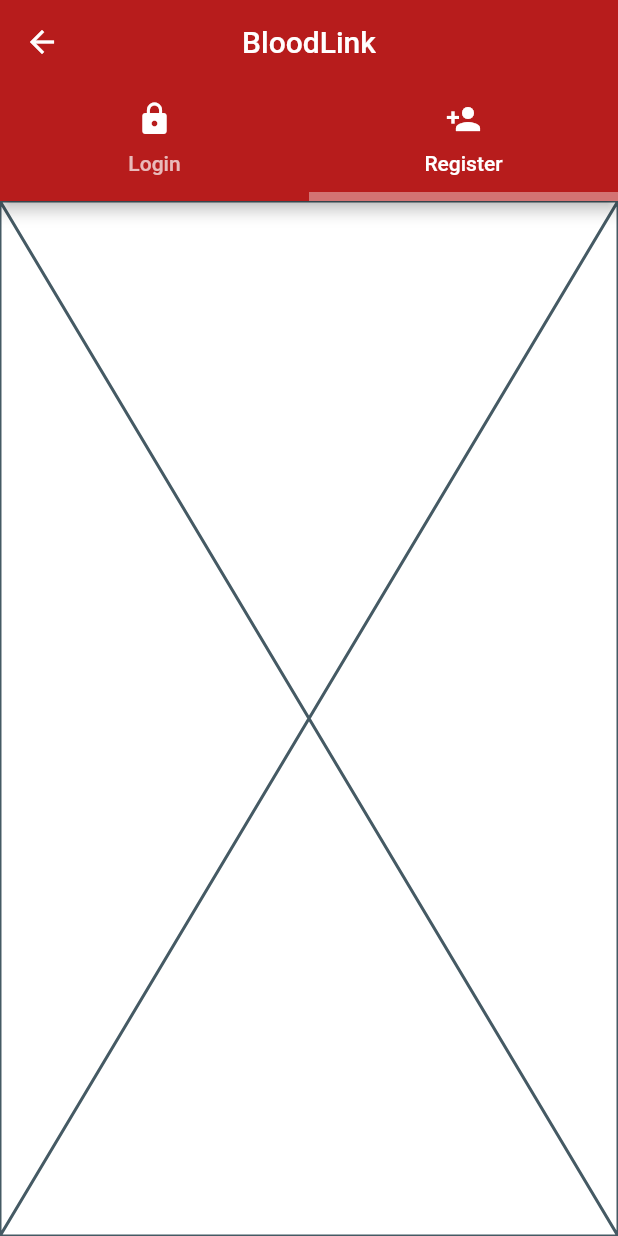
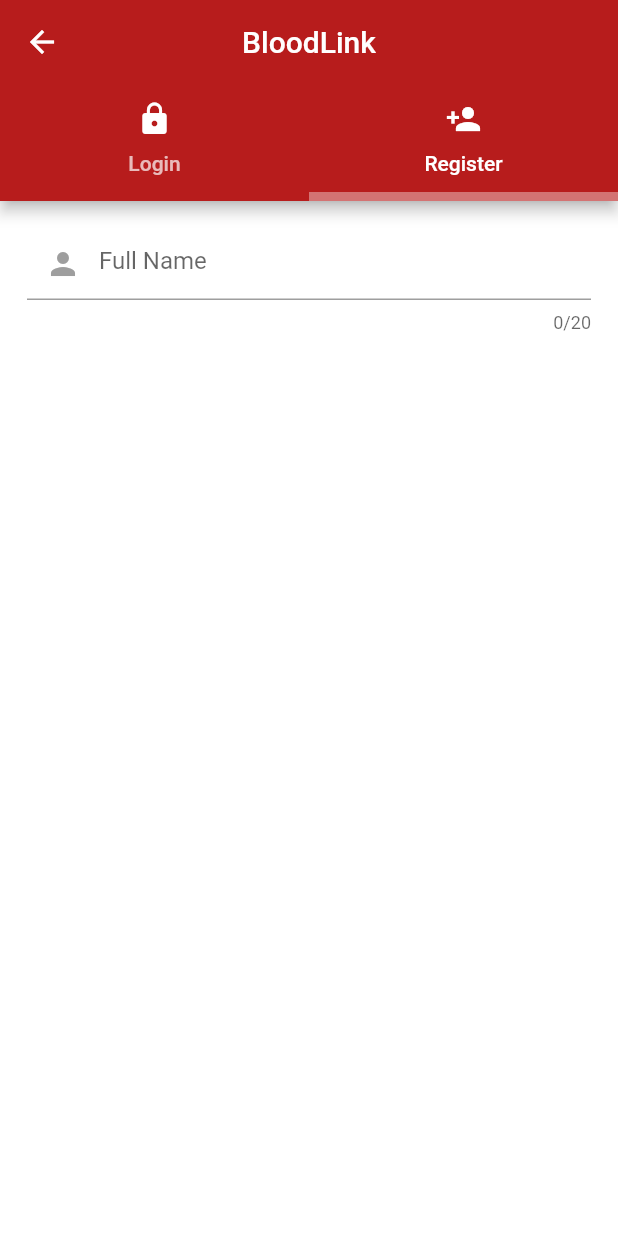
Before and after one commit to TinuBose/blood_link, a Flutter app: the screen it shows after launch, tab 2 chosen, on a phone screen of 412 x 824 dp. Run offline on Flutter 3.47's test engine with Material 2 defaults, Android fonts, the phone set to English and light mode, and no system bars.

Commit message:
crated a reusable textfield

```diff
--- a/lib/authentication/register.dart
+++ b/lib/authentication/register.dart
@@ -1,3 +1,4 @@
+import 'package:blood_link/widgets/custom_text_field.dart';
 import 'package:flutter/material.dart';
 
 class RegisterScreen extends StatefulWidget {
@@ -8,8 +9,38 @@ class RegisterScreen extends StatefulWidget {
 }
 
 class _RegisterScreenState extends State<RegisterScreen> {
+  final GlobalKey<FormState> _formkey = GlobalKey<FormState>();
+  TextEditingController nameController = TextEditingController();
+  TextEditingController emailController = TextEditingController();
+  TextEditingController passwordController = TextEditingController();
+  TextEditingController confirmPasswordController = TextEditingController();
+  TextEditingController bloodGroupController = TextEditingController();
+  TextEditingController phoneController = TextEditingController();
+  TextEditingController addressController = TextEditingController();
+  TextEditingController locationController = TextEditingController();
+
   @override
   Widget build(BuildContext context) {
-    return const Placeholder();
+    return SingleChildScrollView(
+      child: Column(
+        mainAxisSize: MainAxisSize.max,
+        children: [
+          Form(
+            key: _formkey,
+            child: Column(
+              children: [
+                CustomTextField(
+                  data: Icons.person,
+                  controller: nameController,
+                  hintText: "Full Name",
+                  isObscre: true,
+                  maxlength: 20,
+                )
+              ],
+            ),
+          )
+        ],
+      ),
+    );
   }
 }
--- /dev/null
+++ b/lib/widgets/custom_text_field.dart
@@ -0,0 +1,45 @@
+import 'package:flutter/material.dart';
+
+class CustomTextField extends StatelessWidget {
+  final TextEditingController? controller;
+  final IconData? data;
+  final String? hintText;
+  final int? maxlength;
+  bool? isObscre = true;
+  bool? enabled = true;
+
+  CustomTextField(
+      {this.controller,
+      this.data,
+      this.hintText,
+      this.isObscre,
+      this.enabled,
+      this.maxlength});
+
+  @override
+  Widget build(BuildContext context) {
+    return Container(
+      decoration: const BoxDecoration(
+        color: Colors.white,
+        borderRadius: BorderRadius.all(Radius.circular(10)),
+      ),
+      padding: const EdgeInsets.all(8),
+      margin: const EdgeInsets.all(10),
+      child: TextFormField(
+        enabled: enabled,
+        controller: controller,
+        obscureText: isObscre!,
+        maxLength: maxlength,
+        cursorColor: Theme.of(context).primaryColor,
+        decoration: InputDecoration(
+          prefixIcon: Icon(
+            data,
+            color: Colors.grey,
+          ),
+          focusColor: Theme.of(context).primaryColor,
+          hintText: hintText,
+        ),
+      ),
+    );
+  }
+}
```
